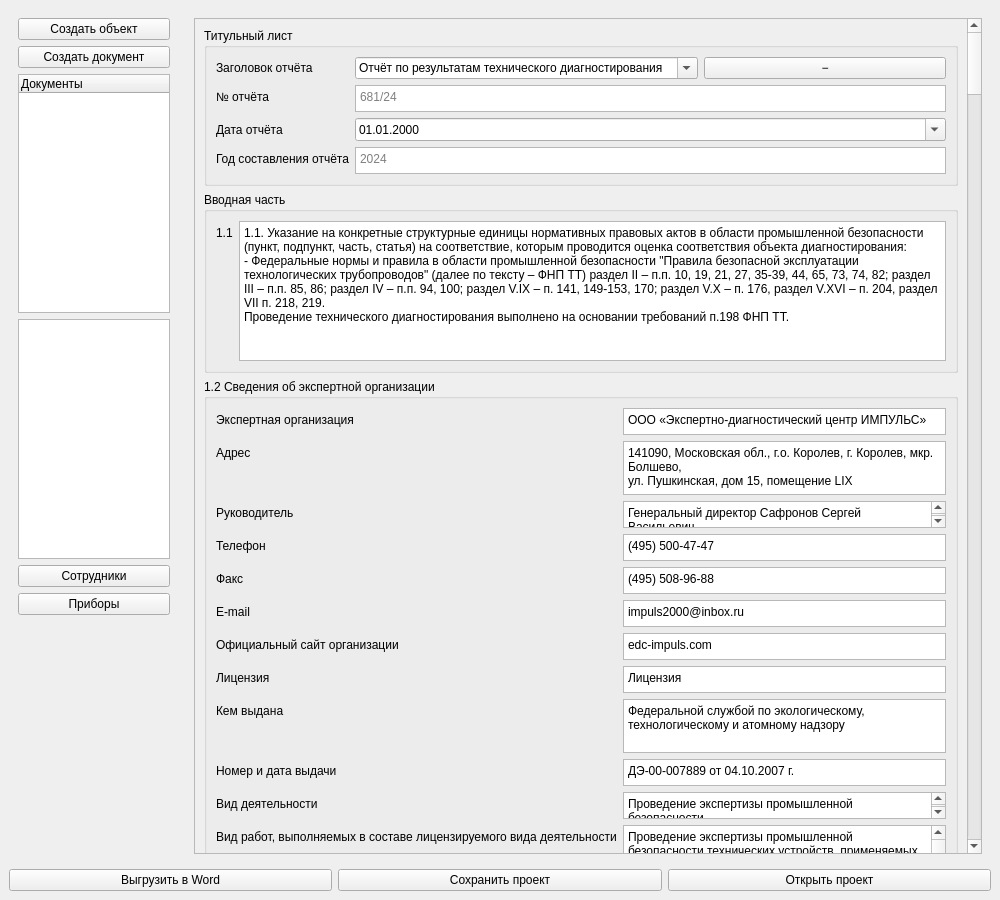
bordaregos/Voskresensk_ballons, file src/ui/designer/pipeline_window.ui: the form before one commit.
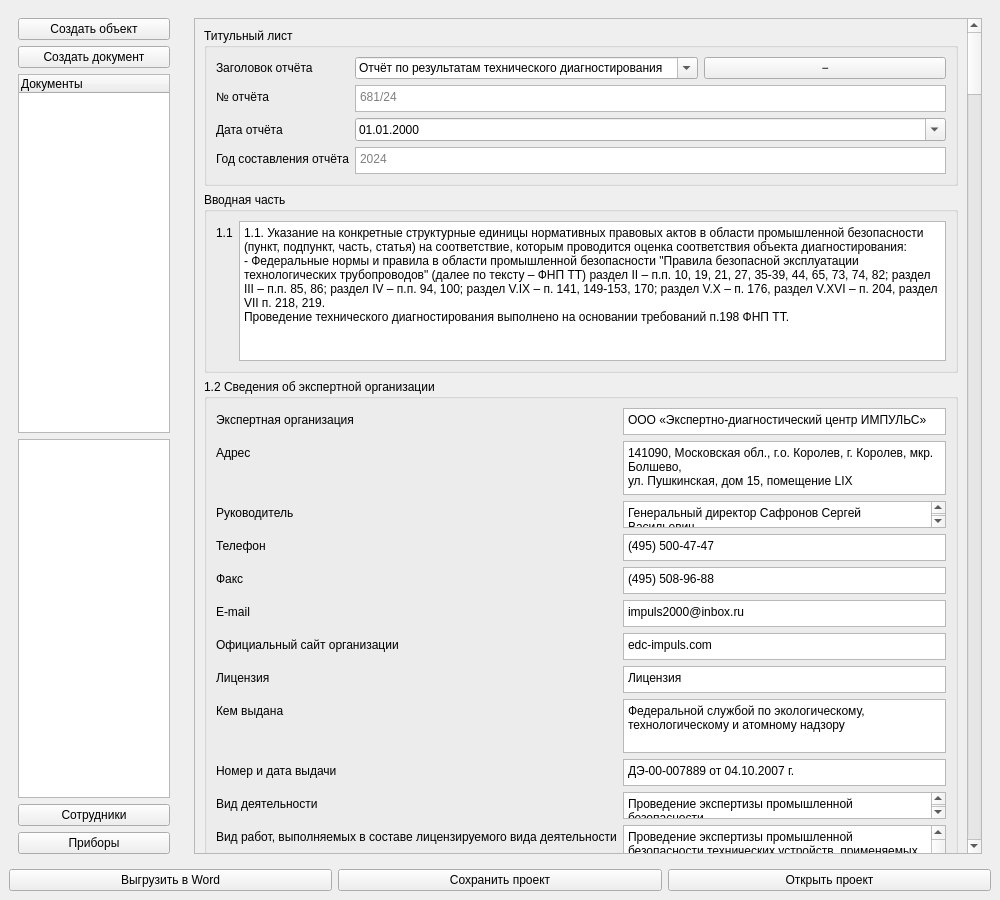
The form after the commit.

Commit message:
feat: Фаза 4.1 — сайдбар переименован из заглушечных имён, убран лишний спейсер.
sidebarStub/sidebarStubLayout → sidebar/sidebarLayout: Фаза 1 оставила
эти имена как черновик, доводка началась только сейчас. sidebarStubSpacer
удалён — expanding-спейсер отжирал треть высоты у objectsTree/tocList
(оба тоже expanding), замена на пропорции — в следующем коммите.

```diff
--- a/src/ui/designer/pipeline_window.ui
+++ b/src/ui/designer/pipeline_window.ui
@@ -7,19 +7,15 @@
   <widget class="QWidget" name="centralwidget">
    <layout class="QVBoxLayout" name="verticalLayout_main">
 <item><layout class="QHBoxLayout" name="mainAreaLayout">
-<item><widget class="QWidget" name="sidebarStub">
+<item><widget class="QWidget" name="sidebar">
  <property name="maximumSize"><size><width>170</width><height>16777215</height></size></property>
- <layout class="QVBoxLayout" name="sidebarStubLayout">
+ <layout class="QVBoxLayout" name="sidebarLayout">
   <item><widget class="QPushButton" name="sidebarBtn_createObject"><property name="text"><string>Создать объект</string></property></widget></item>
   <item><widget class="QPushButton" name="sidebarBtn_createDocument"><property name="text"><string>Создать документ</string></property></widget></item>
   <item><widget class="QTreeWidget" name="objectsTree"><column><property name="text"><string>Документы</string></property></column></widget></item>
   <item><widget class="QListWidget" name="tocList"></widget></item>
   <item><widget class="QPushButton" name="sidebarBtn_employees"><property name="text"><string>Сотрудники</string></property></widget></item>
   <item><widget class="QPushButton" name="sidebarBtn_instruments"><property name="text"><string>Приборы</string></property></widget></item>
-  <item><spacer name="sidebarStubSpacer">
-   <property name="orientation"><enum>Qt::Vertical</enum></property>
-   <property name="sizeHint" stdset="0"><size><width>20</width><height>40</height></size></property>
-  </spacer></item>
  </layout>
 </widget></item>
 <item><widget class="QStackedWidget" name="viewStack">
```
